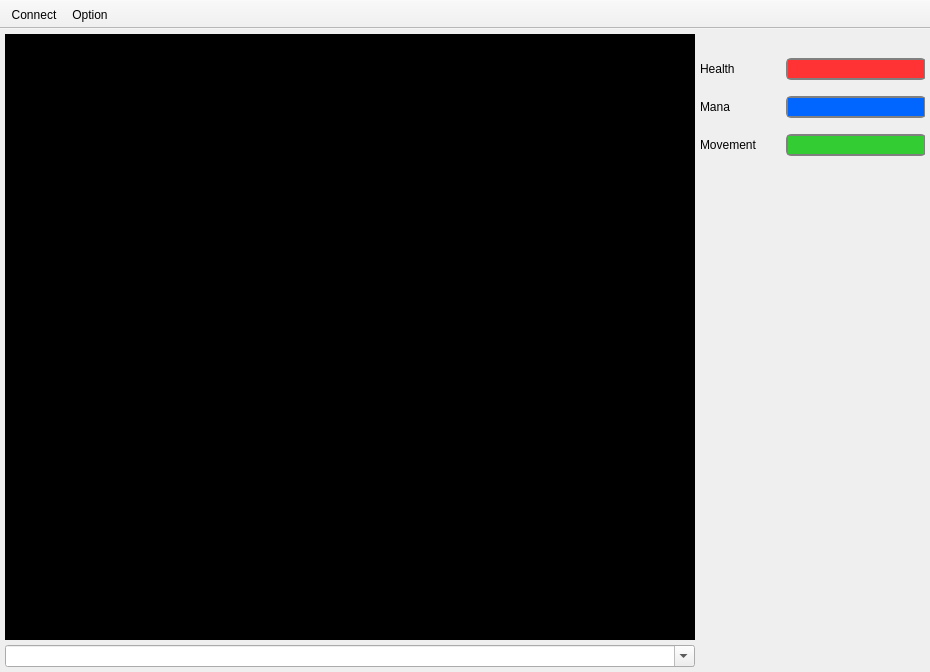
Above: src/devclient/gui.ui from develer-staff/devclient before the change. Below: the same form after it.
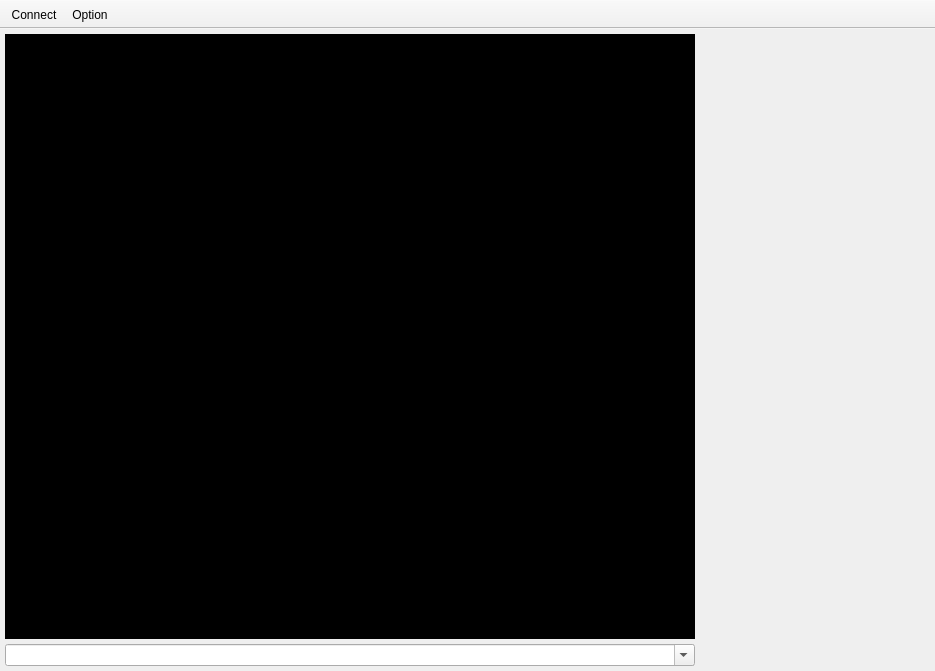
That is the form after the change. The open tabs and pages were chosen to show the change. Icons and pictures are not drawn.

```diff
--- a/src/devclient/gui.ui
+++ b/src/devclient/gui.ui
@@ -5,8 +5,8 @@
    <rect>
     <x>0</x>
     <y>0</y>
-    <width>930</width>
-    <height>672</height>
+    <width>935</width>
+    <height>671</height>
    </rect>
   </property>
   <property name="windowTitle" >
@@ -55,7 +55,7 @@
      </widget>
     </item>
     <item rowspan="2" row="0" column="1" >
-     <widget class="QStackedWidget" name="rightpanel" >
+     <widget class="QFrame" name="rightpanel" >
       <property name="sizePolicy" >
        <sizepolicy vsizetype="Fixed" hsizetype="Fixed" >
         <horstretch>0</horstretch>
@@ -64,163 +64,13 @@
       </property>
       <property name="minimumSize" >
        <size>
-        <width>225</width>
+        <width>230</width>
         <height>615</height>
        </size>
       </property>
-      <property name="currentIndex" >
-       <number>0</number>
+      <property name="frameShape" >
+       <enum>QFrame::NoFrame</enum>
       </property>
-      <widget class="QWidget" name="generic" />
-      <widget class="QWidget" name="smaug" >
-       <widget class="QWidget" name="layoutWidget" >
-        <property name="geometry" >
-         <rect>
-          <x>0</x>
-          <y>5</y>
-          <width>226</width>
-          <height>121</height>
-         </rect>
-        </property>
-        <layout class="QGridLayout" >
-         <item row="0" column="0" >
-          <widget class="QLabel" name="label_health" >
-           <property name="sizePolicy" >
-            <sizepolicy vsizetype="Preferred" hsizetype="Fixed" >
-             <horstretch>0</horstretch>
-             <verstretch>0</verstretch>
-            </sizepolicy>
-           </property>
-           <property name="minimumSize" >
-            <size>
-             <width>80</width>
-             <height>0</height>
-            </size>
-           </property>
-           <property name="text" >
-            <string>Health</string>
-           </property>
-          </widget>
-         </item>
-         <item row="0" column="1" >
-          <widget class="QProgressBar" name="bar_health" >
-           <property name="minimumSize" >
-            <size>
-             <width>0</width>
-             <height>22</height>
-            </size>
-           </property>
-           <property name="maximumSize" >
-            <size>
-             <width>16777215</width>
-             <height>22</height>
-            </size>
-           </property>
-           <property name="styleSheet" >
-            <string>QProgressBar { border: 2px solid gray; border-radius: 5px; }
-QProgressBar::chunk {background-color:#FF3333;}</string>
-           </property>
-           <property name="value" >
-            <number>100</number>
-           </property>
-           <property name="textVisible" >
-            <bool>false</bool>
-           </property>
-          </widget>
-         </item>
-         <item row="1" column="0" >
-          <widget class="QLabel" name="label_mana" >
-           <property name="sizePolicy" >
-            <sizepolicy vsizetype="Preferred" hsizetype="Fixed" >
-             <horstretch>0</horstretch>
-             <verstretch>0</verstretch>
-            </sizepolicy>
-           </property>
-           <property name="minimumSize" >
-            <size>
-             <width>80</width>
-             <height>0</height>
-            </size>
-           </property>
-           <property name="text" >
-            <string>Mana</string>
-           </property>
-          </widget>
-         </item>
-         <item row="1" column="1" >
-          <widget class="QProgressBar" name="bar_mana" >
-           <property name="minimumSize" >
-            <size>
-             <width>0</width>
-             <height>22</height>
-            </size>
-           </property>
-           <property name="maximumSize" >
-            <size>
-             <width>16777215</width>
-             <height>22</height>
-            </size>
-           </property>
-           <property name="styleSheet" >
-            <string>QProgressBar { border: 2px solid gray; border-radius: 5px; }
-QProgressBar::chunk {background-color:#0066FF}</string>
-           </property>
-           <property name="value" >
-            <number>100</number>
-           </property>
-           <property name="textVisible" >
-            <bool>false</bool>
-           </property>
-          </widget>
-         </item>
-         <item row="2" column="0" >
-          <widget class="QLabel" name="label_movement" >
-           <property name="sizePolicy" >
-            <sizepolicy vsizetype="Preferred" hsizetype="Fixed" >
-             <horstretch>0</horstretch>
-             <verstretch>0</verstretch>
-            </sizepolicy>
-           </property>
-           <property name="minimumSize" >
-            <size>
-             <width>80</width>
-             <height>0</height>
-            </size>
-           </property>
-           <property name="text" >
-            <string>Movement</string>
-           </property>
-          </widget>
-         </item>
-         <item row="2" column="1" >
-          <widget class="QProgressBar" name="bar_movement" >
-           <property name="minimumSize" >
-            <size>
-             <width>0</width>
-             <height>22</height>
-            </size>
-           </property>
-           <property name="maximumSize" >
-            <size>
-             <width>16777215</width>
-             <height>22</height>
-            </size>
-           </property>
-           <property name="styleSheet" >
-            <string>QProgressBar { border: 2px solid gray; border-radius: 5px; }
-QProgressBar::chunk {background-color:#33CC33;}</string>
-           </property>
-           <property name="value" >
-            <number>100</number>
-           </property>
-           <property name="textVisible" >
-            <bool>false</bool>
-           </property>
-          </widget>
-         </item>
-        </layout>
-       </widget>
-      </widget>
      </widget>
     </item>
     <item row="1" column="0" >
```
